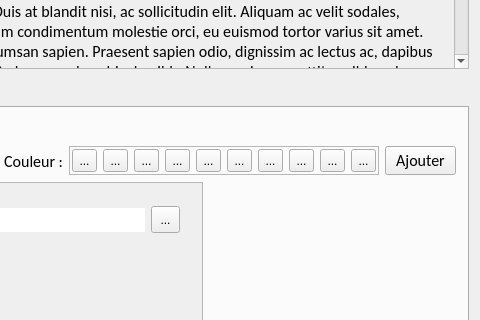
First picture: the form in BeerPong-Ultimate/src/gui/QtGUI/QtGUI.ui, repository rchaucha/BeerPong-Evoled, before the edit; both pictures show x 327 to 807 and y 143 to 463 of the 807 by 705 pixel window.
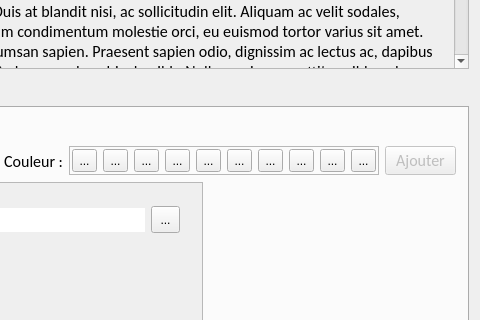
Second picture: the form after the edit. Icons and pictures are not drawn.

```diff
--- a/BeerPong-Ultimate/src/gui/QtGUI/QtGUI.ui
+++ b/BeerPong-Ultimate/src/gui/QtGUI/QtGUI.ui
@@ -985,6 +985,9 @@
           </item>
           <item>
            <widget class="QPushButton" name="b_add_points">
+            <property name="enabled">
+             <bool>false</bool>
+            </property>
             <property name="sizePolicy">
              <sizepolicy hsizetype="Fixed" vsizetype="Fixed">
               <horstretch>0</horstretch>
```
Left out of the diff: 3 changed lines with no effect on the pictures.
